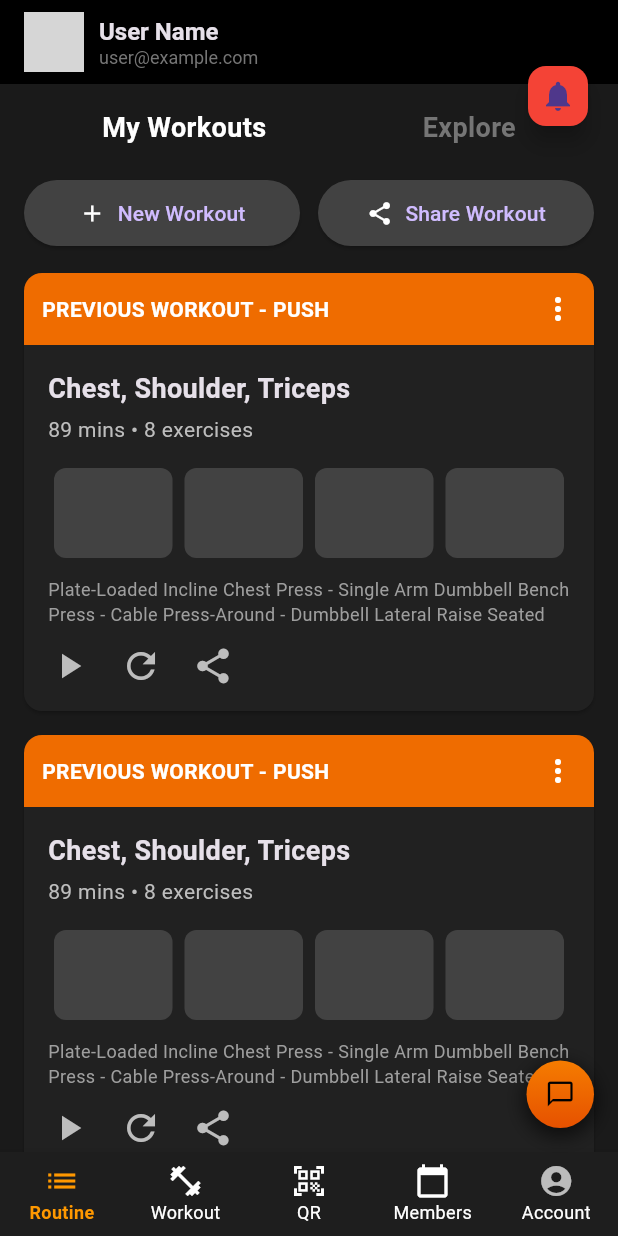
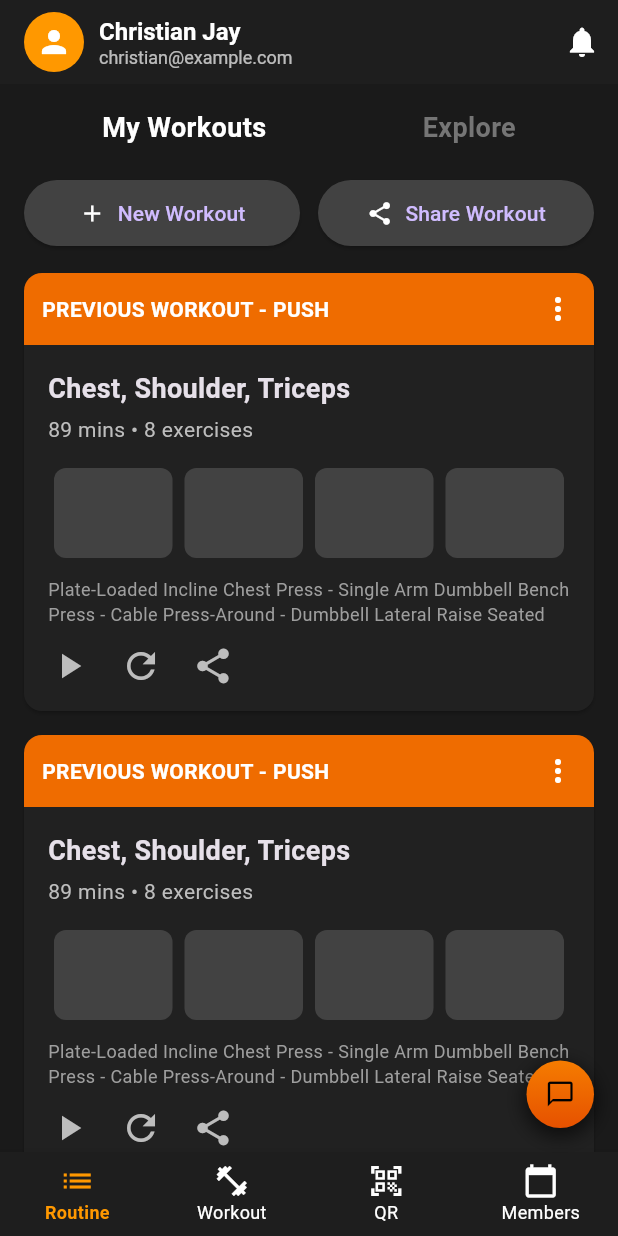
Before and after one commit to Dodong2323/gym, a Flutter app: the CoachDashboard screen opened by its route, on a phone screen of 412 x 824 dp. Run offline on Flutter 3.47's test engine with Material 3 defaults, Android fonts, the phone set to English and light mode, and no system bars; our stand-ins replace fl_chart, get, shared_preferences, table_calendar; accounts and stored records are empty; grey boxes are pictures that could not be loaded.

Commit message:
changes for dashboard

```diff
--- a/lib/Coach/routine_page.dart
+++ b/lib/Coach/routine_page.dart
@@ -97,35 +97,6 @@ class _RoutinePageState extends State<RoutinePage> {
         cardColor: const Color(0xFF2A2A2A),
       ),
       home: Scaffold(
-        appBar: AppBar(
-          backgroundColor: Colors.black,
-          elevation: 0,
-          title: Row(
-            mainAxisAlignment: MainAxisAlignment.spaceBetween,
-            children: [
-              Row(
-                children: [
-                  CircleAvatar(
-                    backgroundImage: AssetImage('assets/user_profile.png'),
-                    radius: 20,
-                  ),
-                  SizedBox(width: 10),
-                  Column(
-                    crossAxisAlignment: CrossAxisAlignment.start,
-                    children: [
-                      Text("User Name",
-                          style: TextStyle(
-                              fontSize: 16, fontWeight: FontWeight.bold)),
-                      Text("user@example.com",
-                          style:
-                              TextStyle(fontSize: 12, color: Colors.grey[600])),
-                    ],
-                  ),
-                ],
-              ),
-            ],
-          ),
-        ),
         body: Column(
           children: [
             Padding(
--- a/lib/coach_dashboard.dart
+++ b/lib/coach_dashboard.dart
@@ -5,7 +5,7 @@ import 'Coach/gym_programs_page.dart';
 import 'Coach/qr_page.dart';
 import 'Coach/members_progress_page.dart';
 import 'Coach/profile_page.dart';
-import 'Coach/messages_page.dart'; // Import MessagesPage
+import 'Coach/messages_page.dart';
 
 class CoachDashboard extends StatefulWidget {
   @override
@@ -20,7 +20,6 @@ class _CoachDashboardState extends State<CoachDashboard> {
     GymProgramsPage(),
     QRPage(),
     MembersProgressPage(),
-    ProfilePage(),
   ];
 
   @override
@@ -41,17 +40,7 @@ class _CoachDashboardState extends State<CoachDashboard> {
     await prefs.setInt('selectedIndex', index);
   }
 
-  @override
-  Widget build(BuildContext context) {
-    return Scaffold(
-      body: Stack(
-        children: [
-          _pages[_selectedIndex],
-          Positioned(
-            top: 40,
-            right: 16,
-            child: FloatingActionButton(
-              onPressed: () {
+  void _showNotificationsDialog() {
     showDialog(
       context: context,
       builder: (context) => AlertDialog(
@@ -59,22 +48,60 @@ class _CoachDashboardState extends State<CoachDashboard> {
         content: Text('You have no new notifications.'),
         actions: [
           TextButton(
-                        onPressed: () {
-                          Navigator.of(context).pop();
-                        },
+            onPressed: () => Navigator.of(context).pop(),
             child: Text('Close'),
           ),
         ],
       ),
     );
+  }
+
+  @override
+  Widget build(BuildContext context) {
+    return Scaffold(
+      appBar: _selectedIndex == 0
+          ? AppBar(
+              backgroundColor: Color(0xFF1E1E1E),
+              automaticallyImplyLeading: false,
+              title: Row(
+                children: [
+                  GestureDetector(
+                    onTap: () {
+                      Navigator.push(
+                        context,
+                        MaterialPageRoute(builder: (context) => ProfilePage()),
+                      );
                     },
-              backgroundColor: Colors.red,
-              mini: true,
-              child: Icon(Icons.notifications),
+                    child: CircleAvatar(
+                      backgroundColor: Colors.orange,
+                      child: Icon(Icons.person, color: Colors.white),
                     ),
+                  ),
+                  SizedBox(width: 10),
+                  Column(
+                    crossAxisAlignment: CrossAxisAlignment.start,
+                    children: [
+                      Text('Christian Jay',
+                          style: TextStyle(
+                              color: Colors.white,
+                              fontSize: 16,
+                              fontWeight: FontWeight.bold)),
+                      Text('christian@example.com',
+                          style:
+                              TextStyle(color: Colors.white70, fontSize: 12)),
+                    ],
                   ),
                 ],
               ),
+              actions: [
+                IconButton(
+                  icon: Icon(Icons.notifications, color: Colors.white),
+                  onPressed: _showNotificationsDialog,
+                ),
+              ],
+            )
+          : null,
+      body: _pages[_selectedIndex],
       bottomNavigationBar: BottomNavigationBar(
         currentIndex: _selectedIndex,
         onTap: (index) {
@@ -84,8 +111,8 @@ class _CoachDashboardState extends State<CoachDashboard> {
             });
           });
         },
-        backgroundColor: Color(0xFF1E1E1E), // Dark background color
-        selectedItemColor: Color(0xFFFF9800), // Orange for selected item
+        backgroundColor: Color(0xFF1E1E1E),
+        selectedItemColor: Color(0xFFFF9800),
         unselectedItemColor: Colors.white,
         selectedLabelStyle:
             TextStyle(fontSize: 12, fontWeight: FontWeight.bold),
@@ -115,15 +142,10 @@ class _CoachDashboardState extends State<CoachDashboard> {
                     : Colors.white),
             label: 'Members',
           ),
-          BottomNavigationBarItem(
-            icon: Icon(Icons.account_circle,
-                color: _selectedIndex == 4 ? Colors.white : Colors.white70),
-            label: 'Account',
-          ),
         ],
       ),
       floatingActionButton: Container(
-        width: 45, // Adjusted size to match the uploaded image
+        width: 45,
         height: 45,
         decoration: BoxDecoration(
           shape: BoxShape.circle,
@@ -148,17 +170,15 @@ class _CoachDashboardState extends State<CoachDashboard> {
               MaterialPageRoute(builder: (context) => MessagesPage()),
             );
           },
-          backgroundColor:
-              Colors.transparent, // Keep transparent for gradient effect
-          elevation: 0, // Remove default floating effect
+          backgroundColor: Colors.transparent,
+          elevation: 0,
           shape: RoundedRectangleBorder(
-            borderRadius: BorderRadius.circular(50), // Keep circular
+            borderRadius: BorderRadius.circular(50),
           ),
           child: Icon(
-            Icons
-                .chat_bubble_outline, // Outlined chat bubble similar to your image
-            color: Colors.black, // Matches the uploaded design
-            size: 20, // 🔹 Reduced size for a smaller icon
+            Icons.chat_bubble_outline,
+            color: Colors.black,
+            size: 20,
           ),
         ),
       ),
```
Also changed, not shown: lib/User/routine_page.dart (+0 -29 lines), lib/main.dart (+1 -7 lines), lib/user_dashboard.dart (+57 -31 lines). Lines whose indentation alone changed are shown as unchanged.
